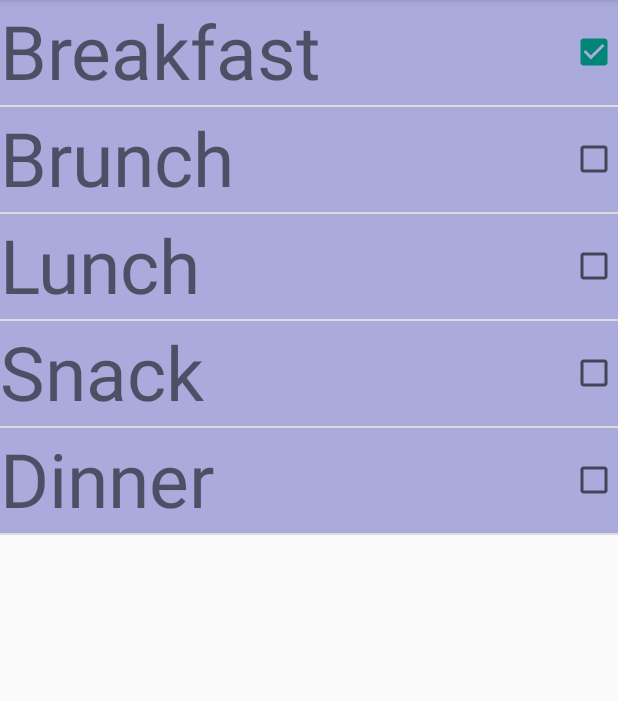
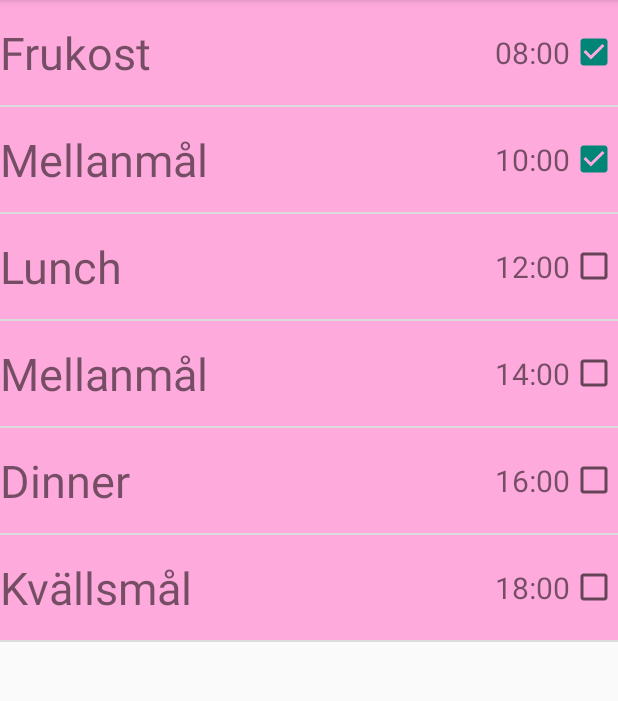
Before and after one commit to knattarna/DiabetesAppDev, an Android app: the screen it shows after launch (MainActivity), after a tap on "SAVE", on a phone screen of 412 x 824 dp, the part 84-785 px from its top. Run offline under Robolectric (Android 15) with nearby library versions, the phone set to English and light mode, and no system bars; 2 other taps on this screen came first.

Commit message:
fixed Alarms, so that they work a little bit better. Made stuff pinker and neater on the screen. Activities that arnt completed will initialize an update on following activities on time change

```diff
--- a/app/src/main/java/com/knattarna/androidapp/diabetesappdev/app/Activity.java
+++ b/app/src/main/java/com/knattarna/androidapp/diabetesappdev/app/Activity.java
@@ -131,6 +131,14 @@ public class Activity
         isDone();
     }
 
+    public void setTime(Calendar offset)
+    {
+
+        int hour = getHour()+offset.get(Calendar.HOUR_OF_DAY);
+        int min = getMin()+offset.get(Calendar.MINUTE);
+        this.setTime(hour,min);
+    }
+
     public void isDone()
     {
         this.done = this.time.getTimeInMillis() < System.currentTimeMillis();
@@ -141,7 +149,7 @@ public class Activity
     public void setAlarmIntent(Context context, Intent intent)
     {
         this.alarmIntent = PendingIntent.getBroadcast(context,
-                                            (getHour()+getMin()),
+                                            (getHour()+getMin()+this.time.DAY_OF_MONTH),
                                             intent,0);
     }
 
--- a/app/src/main/java/com/knattarna/androidapp/diabetesappdev/app/Day.java
+++ b/app/src/main/java/com/knattarna/androidapp/diabetesappdev/app/Day.java
@@ -18,11 +18,12 @@ public class Day {
 
     private final ArrayList<String> ACTIVITIES = new ArrayList<String>() {
     {
-        add("Breakfast");
-        add("Brunch");
+        add("Frukost");
+        add("Mellanmål");
         add("Lunch");
-        add("Snack");
+        add("Mellanmål");
         add("Dinner");
+        add("Kvällsmål");
     }};
 
     public Day() {
@@ -31,16 +32,8 @@ public class Day {
         date = cal.getDisplayName(Calendar.DAY_OF_MONTH, Calendar.SHORT, Locale.US);
         dayOfTheWeek = cal.getDisplayName(Calendar.DAY_OF_WEEK, Calendar.LONG, Locale.US);
 
-        //initialize the standard day of activities
-        dayActs = new ArrayList<Activity>() {
-             {
-                int htemp = 7;
-                for(int i = 0; i < ACTIVITIES.size(); ++i){
-                    Activity temp = new Activity(ACTIVITIES.get(i), htemp, 0);
-                    add(temp);
-                    htemp = htemp + 4;
-                }
-             }};
+        //fill day with standard activities
+        fillDay();
     }
 
     public String getDate(){ return date;}
@@ -54,4 +47,32 @@ public class Day {
     public void setDayOfTheWeek(String dayOfTheWeek) {
         dayOfTheWeek = dayOfTheWeek;
     }
+
+    public void addActivity(Activity act)
+    {
+        dayActs.add(act);
+    }
+
+    public void fillDay()
+    {
+        //initialize the standard day of activities
+        dayActs = new ArrayList<Activity>() {
+            {
+                int htemp = 8;
+                for(int i = 0; i < ACTIVITIES.size(); ++i){
+                    Activity temp = new Activity(ACTIVITIES.get(i), htemp, 0);
+                    add(temp);
+                    htemp = htemp + 2;
+                }
+            }};
+    }
+
+    //updates every activity after this position with values dependent on this positions
+    public void updateDay(int position, Calendar offset)
+    {
+
+        for(++position;position < dayActs.size();++position) {
+            dayActs.get(position).setTime(offset);
+        }
+    }
 }
--- a/app/src/main/java/com/knattarna/androidapp/diabetesappdev/app/MainActivity.java
+++ b/app/src/main/java/com/knattarna/androidapp/diabetesappdev/app/MainActivity.java
@@ -34,6 +34,7 @@ import android.widget.TimePicker;
 import android.widget.Toast;
 
 import java.util.ArrayList;
+import java.util.Calendar;
 import java.util.List;
 import java.util.zip.Inflater;
 
@@ -99,6 +100,21 @@ public class MainActivity extends ActionBarActivity {
         //this works buuut normal behaviour isn't there
         getFragmentManager().popBackStack();
     }
+
+
+    /**
+     * Helper functions
+     */
+
+
+    //Add padding to numbers less than ten
+    public static String pad(int c) {
+        if (c >= 10)
+            return String.valueOf(c);
+        else
+            return "0" + String.valueOf(c);
+    }
+
     /**
      * activity fragment
      * =============================================================================================
@@ -184,11 +200,22 @@ public class MainActivity extends ActionBarActivity {
                 saveAct.setOnClickListener(new View.OnClickListener() {
                     @Override
                     public void onClick(View v) {
+
+                        //have we changed the time of the object ?
+                        Boolean test = (CURRENT_ACT.getHour() == temp_act.getHour()) && (CURRENT_ACT.getMin() == temp_act.getMin());
+
+                        //get the time offset for changed time
+                        Calendar offset = Calendar.getInstance();
+
+                        offset.set(Calendar.HOUR_OF_DAY,(temp_act.getHour() - CURRENT_ACT.getTime().get(Calendar.HOUR_OF_DAY)));
+                        offset.set(Calendar.MINUTE, (temp_act.getMin() - CURRENT_ACT.getTime().get(Calendar.MINUTE)));
+
                         //java is weird cannot do CURRENT_ACT = temp_act
                         CURRENT_ACT.setInfo(temp_act.getInfo());
                         CURRENT_ACT.setName(temp_act.getName());
                         CURRENT_ACT.setTime(temp_act.getHour(),temp_act.getMin());
                         CURRENT_ACT.setBloodSLevel(temp_act.getBloodSLevel());
+
 
                         //reset an alarm for this activity (should identify the same PendingIntent
                         ALARM = (AlarmManager) getActivity().getSystemService(Context.ALARM_SERVICE);
@@ -198,6 +225,11 @@ public class MainActivity extends ActionBarActivity {
                         ALARM.set(AlarmManager.RTC_WAKEUP, CURRENT_ACT.getTime().getTimeInMillis(),
                                 CURRENT_ACT.getAlarmIntent());
 
+
+                        //only update if act is not done and time has changed value
+                        if( !temp_act.getDone() && !test) {
+                            CURRENT_DAY.updateDay(CURRENT_DAY.getDayActs().indexOf(CURRENT_ACT), offset);
+                        }
 
                         //OMG i found the answer
                         getFragmentManager().popBackStack();
@@ -221,16 +253,6 @@ public class MainActivity extends ActionBarActivity {
             View rootview = null;
             rootview = (View) inflater.inflate(R.layout.activity_activity_window, container, false);
             return rootview;
-        }
-
-        /**
-         * Add padding to numbers less than ten
-         */
-        private static String pad(int c) {
-            if (c >= 10)
-                return String.valueOf(c);
-            else
-                return "0" + String.valueOf(c);
         }
 
         /**
@@ -329,6 +351,7 @@ public class MainActivity extends ActionBarActivity {
         }
     }
 
+    //View editing within the rows of the DayFragment class is done via the ArrayAdapter getView method
     public static class DayAdapter<String> extends ArrayAdapter<String>
     {
 
@@ -353,10 +376,17 @@ public class MainActivity extends ActionBarActivity {
            }
 
            TextView text = (TextView) row.findViewById(R.id.list_item_meal);
+           TextView time = (TextView) row.findViewById(R.id.list_item_time);
            CheckBox box = (CheckBox) row.findViewById(R.id.checkBoxMeal);
 
            text.setText(CURRENT_DAY.getDayActs().get(position).getName());
-           box.setChecked(CURRENT_DAY.getDayActs().get(position).getDone());
+           time.setText(
+                   new StringBuilder()
+                           .append(pad(CURRENT_DAY.getDayActs().get(position).getHour())).append(":")
+                           .append(pad(CURRENT_DAY.getDayActs().get(position).getMin())));
+
+            box.setChecked(CURRENT_DAY.getDayActs().get(position).getDone());
+
            return  row;
         }
     }
--- a/app/src/main/res/layout/list_item_meal.xml
+++ b/app/src/main/res/layout/list_item_meal.xml
@@ -2,7 +2,7 @@
 <RelativeLayout xmlns:android="http://schemas.android.com/apk/res/android"
     android:orientation="vertical" android:layout_width="match_parent"
     android:layout_height="70dp"
-    android:background="#aaaadd"
+    android:background="#ffaadd"
     android:layout_margin="7.5dp"
     android:descendantFocusability="blocksDescendants"
     >
@@ -12,11 +12,22 @@
         android:id="@+id/list_item_meal"
         android:layout_width="fill_parent"
         android:layout_height="fill_parent"
-        android:textSize="50dp"
+        android:textSize="30sp"
+        android:gravity="center_vertical"
+        android:layout_toLeftOf="@+id/list_item_time"
+        android:layout_toStartOf="@+id/list_item_time"
+        android:layout_alignBottom="@+id/checkBoxMeal"
+        />
+
+    <TextView
+        android:id="@+id/list_item_time"
+        android:layout_width="wrap_content"
+        android:layout_height="fill_parent"
+        android:textSize="20sp"
+        android:gravity="center_vertical"
         android:layout_toLeftOf="@+id/checkBoxMeal"
         android:layout_toStartOf="@+id/checkBoxMeal"
-        android:layout_alignBottom="@+id/checkBoxMeal"
-        />
+        android:layout_alignBottom="@+id/checkBoxMeal" />
 
 
     <CheckBox
```
